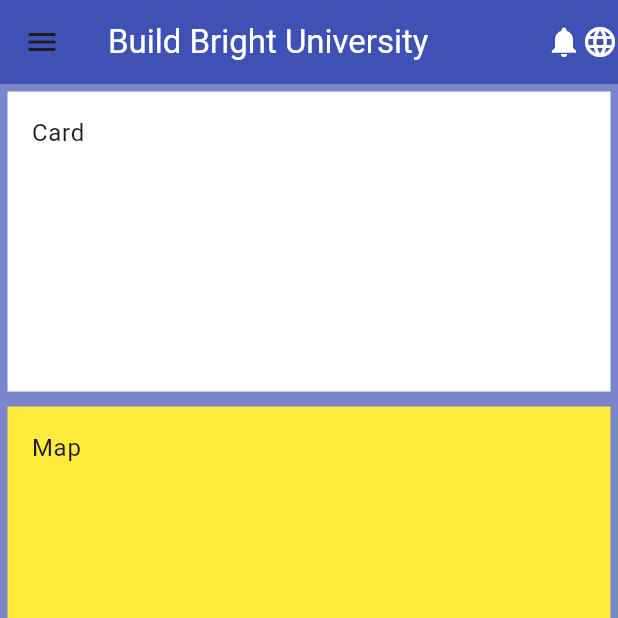
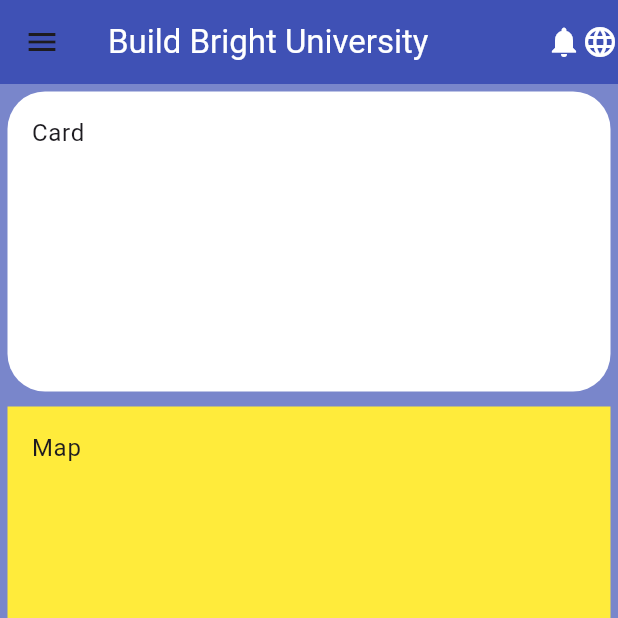
Before and after one commit to Cyperfroz00/griddemo, a Flutter app: the screen it shows after launch, on a phone screen of 412 x 824 dp, the top half of it. Run offline on Flutter 3.47's test engine with Material 2 defaults, Android fonts, the phone set to English and light mode, and no system bars.

Commit message:
11th update body and Card design

```diff
--- a/lib/componnet/list_view_screen.dart
+++ b/lib/componnet/list_view_screen.dart
@@ -227,10 +227,13 @@ class _ListviewscreenState extends State<Listviewscreen> {
         child: ListView(
           children: [
             Container(
-            //  width: 200,
+              decoration: BoxDecoration(
+                borderRadius: BorderRadius.all(Radius.circular(25),),color: Colors.white,
+              ),
+              width: 200,
               height: 200,
               margin: EdgeInsets.all(5),
-              color: Colors.white,
+              //color: Colors.white,
               child: const ListTile(
           //      leading: Icon(Icons.home),
                 title: Text('Card'),
```
